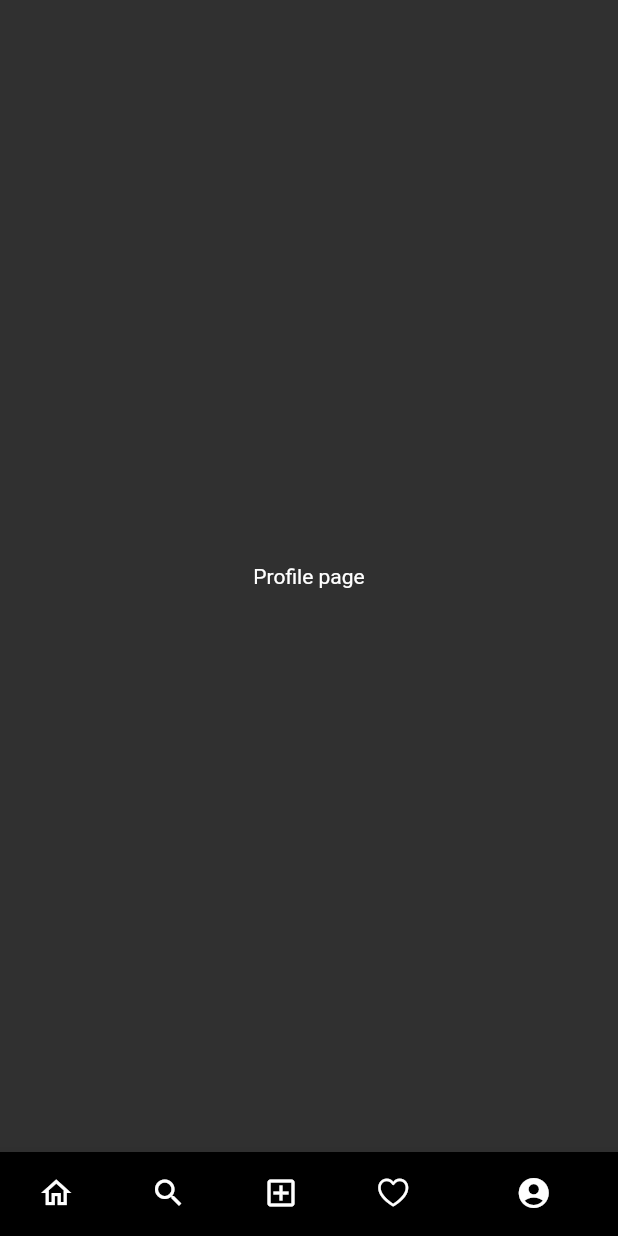
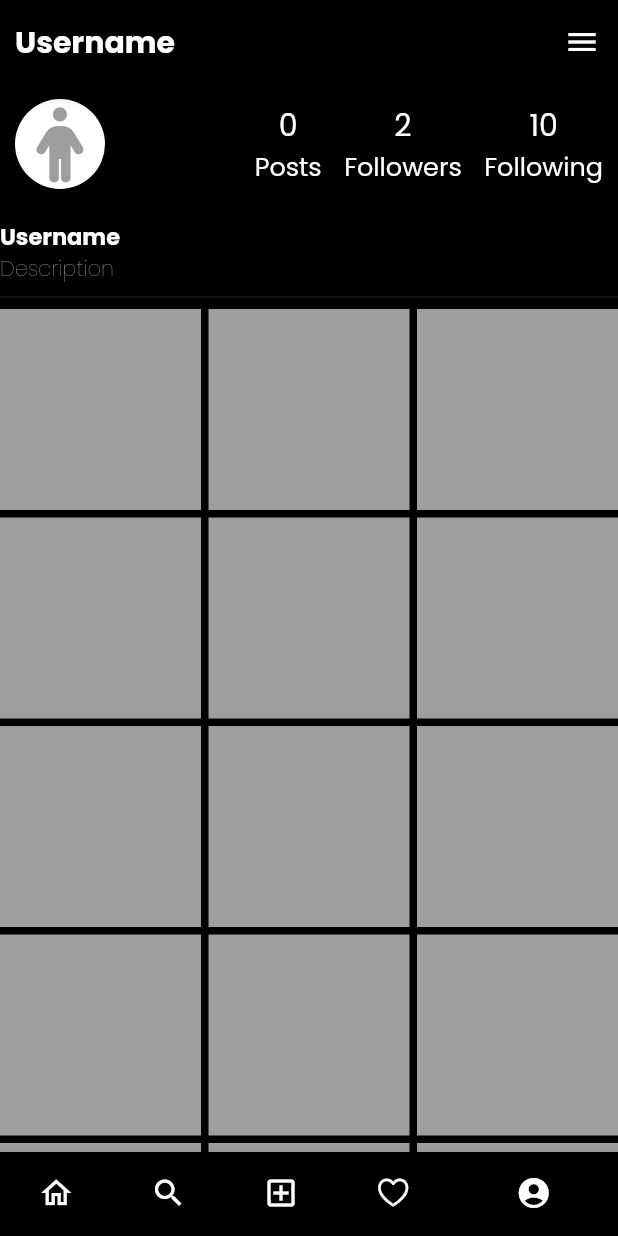
Before and after one commit to SantoshPayasi/instagram_clone, a Flutter app: the screen it shows after launch, swiped to page 5, on a phone screen of 412 x 824 dp. Run offline on Flutter 3.47's test engine with Material 2 defaults, Android fonts, the phone set to English and light mode, and no system bars; our stand-ins replace firebase_core, flutter_svg, font_awesome_flutter, google_fonts; accounts and stored records are empty.

Commit message:
profile screen and profile edit screen is completed

```diff
--- a/lib/features/presentation/pages/Profile/profile_screen.dart
+++ b/lib/features/presentation/pages/Profile/profile_screen.dart
@@ -0,0 +1,196 @@
+import 'package:flutter/material.dart';
+import 'package:font_awesome_flutter/font_awesome_flutter.dart';
+import 'package:instagram_clone/constInfo.dart';
+import 'package:instagram_clone/features/presentation/pages/Profile/profile_edit_screen.dart';
+
+class ProfileScreen extends StatelessWidget {
+  const ProfileScreen({super.key});
+
+  @override
+  Widget build(BuildContext context) {
+    return Scaffold(
+      appBar: AppBar(
+        backgroundColor: DesignColors.backgroundColor,
+        titleSpacing: 10,
+        title: Text(
+          "Username",
+          style: DesignColors.fontStyle.copyWith(fontWeight: FontWeight.bold),
+        ),
+        actions: [
+          IconButton(
+            onPressed: () {
+              _showBottomSheet(context);
+            },
+            icon: const Icon(Icons.menu),
+          )
+        ],
+      ),
+      backgroundColor: DesignColors.backgroundColor,
+      body: SafeArea(
+        child: Column(crossAxisAlignment: CrossAxisAlignment.start, children: [
+          Container(
+            padding: const EdgeInsets.symmetric(horizontal: 10, vertical: 10),
+            child: Row(
+                mainAxisAlignment: MainAxisAlignment.spaceBetween,
+                children: [
+                  const CircleAvatar(
+                    radius: 30,
+                    backgroundColor: DesignColors.primaryColor,
+                    child: Icon(
+                      FontAwesomeIcons.person,
+                      color: DesignColors.secondryColor,
+                      size: 50,
+                    ),
+                  ),
+                  Row(
+                    children: [
+                      Column(
+                        mainAxisAlignment: MainAxisAlignment.spaceBetween,
+                        crossAxisAlignment: CrossAxisAlignment.center,
+                        children: [
+                          Text(
+                            "0",
+                            style:
+                                DesignColors.fontStyle.copyWith(fontSize: 20),
+                          ),
+                          Text(
+                            "Posts",
+                            style:
+                                DesignColors.fontStyle.copyWith(fontSize: 17),
+                          )
+                        ],
+                      ),
+                      widthBox(15),
+                      Column(
+                        // Column(
+                        // Column(
+                        mainAxisAlignment: MainAxisAlignment.spaceBetween,
+                        crossAxisAlignment: CrossAxisAlignment.center,
+                        children: [
+                          Text(
+                            "2",
+                            style:
+                                DesignColors.fontStyle.copyWith(fontSize: 20),
+                          ),
+                          Text(
+                            "Followers",
+                            style:
+                                DesignColors.fontStyle.copyWith(fontSize: 17),
+                          )
+                        ],
+                      ),
+                      widthBox(15),
+                      Column(
+                        // Column(
+                        // Column(
+                        mainAxisAlignment: MainAxisAlignment.spaceBetween,
+                        crossAxisAlignment: CrossAxisAlignment.center,
+                        children: [
+                          Text(
+                            "10",
+                            style:
+                                DesignColors.fontStyle.copyWith(fontSize: 20),
+                          ),
+                          Text(
+                            "Following",
+                            style:
+                                DesignColors.fontStyle.copyWith(fontSize: 17),
+                          )
+                        ],
+                      ),
+                    ],
+                  )
+                ]),
+          ),
+          heightBox(10),
+          Text(
+            "Username",
+            style: DesignColors.fontStyle
+                .copyWith(fontWeight: FontWeight.bold, fontSize: 15),
+          ),
+          Text(
+            "Description",
+            style: DesignColors.fontStyle.copyWith(
+                fontWeight: FontWeight.w100, color: DesignColors.secondryColor),
+          ),
+          const Divider(),
+          Expanded(
+            child: GridView.builder(
+              gridDelegate: const SliverGridDelegateWithFixedCrossAxisCount(
+                  crossAxisCount: 3, mainAxisSpacing: 5, crossAxisSpacing: 5),
+              itemBuilder: (context, index) {
+                return Container(
+                  height: 100,
+                  width: 100,
+                  decoration:
+                      const BoxDecoration(color: DesignColors.secondryColor),
+                );
+              },
+              physics: const BouncingScrollPhysics(),
+              scrollDirection: Axis.vertical,
+              itemCount: 32,
+              shrinkWrap: true,
+            ),
+          ),
+        ]),
+      ),
+    );
+  }
+
+  Future<dynamic> _showBottomSheet(BuildContext context) {
+    return showModalBottomSheet(
+        context: context,
+        builder: (BuildContext context) => Container(
+              height: 150,
+              color: DesignColors.darkGreyColor,
+              child: Column(
+                  crossAxisAlignment: CrossAxisAlignment.start,
+                  mainAxisAlignment: MainAxisAlignment.spaceAround,
+                  children: [
+                    InkWell(
+                      child: Container(
+                          padding: const EdgeInsets.only(left: 10),
+                          child: Text(
+                            "More options",
+                            style: DesignColors.fontStyle.copyWith(
+                                fontWeight: FontWeight.bold, fontSize: 15),
+                          )),
+                    ),
+                    const Divider(
+                      color: DesignColors.secondryColor,
+                    ),
+                    InkWell(
+                      onTap: () {
+                        Navigator.of(context).pop();
+                        Navigator.push(
+                            context,
+                            MaterialPageRoute(
+                                builder: (context) =>
+                                    const EditProfileScreen()));
+                      },
+                      child: Container(
+                          padding: const EdgeInsets.only(left: 10),
+                          child: Text(
+                            "Edit profile",
+                            style: DesignColors.fontStyle.copyWith(
+                              fontWeight: FontWeight.w200,
+                            ),
+                          )),
+                    ),
+                    const Divider(
+                      color: DesignColors.secondryColor,
+                    ),
+                    InkWell(
+                      child: Container(
+                          padding: const EdgeInsets.only(left: 10),
+                          child: Text(
+                            "Logout",
+                            style: DesignColors.fontStyle.copyWith(
+                              fontWeight: FontWeight.w200,
+                            ),
+                          )),
+                    ),
+                  ]),
+            ));
+  }
+}
--- a/lib/features/presentation/pages/main/main_screen.dart
+++ b/lib/features/presentation/pages/main/main_screen.dart
@@ -2,6 +2,7 @@ import 'package:flutter/cupertino.dart';
 import 'package:flutter/material.dart';
 import 'package:instagram_clone/constInfo.dart';
 import 'package:instagram_clone/features/presentation/pages/Home/Home_screen.dart';
+import 'package:instagram_clone/features/presentation/pages/Profile/profile_screen.dart';
 import 'package:instagram_clone/features/presentation/pages/Search/search_screen.dart';
 
 class MainScreen extends StatefulWidget {
@@ -23,12 +24,7 @@ class _MainScreenState extends State<MainScreen> {
   void navigatedToNextPage(int value) {
     setState(() {
       index = value;
-    });
-  }
-
-  void movetoNextPage(double value) {
-    setState(() {
-      pageController.jumpTo(value);
+      pageController.jumpToPage(value);
     });
   }
 
@@ -41,6 +37,7 @@ class _MainScreenState extends State<MainScreen> {
           unselectedItemColor: DesignColors.primaryColor,
           selectedItemColor: DesignColors.primaryColor,
           backgroundColor: DesignColors.backgroundColor,
+          onTap: navigatedToNextPage,
           items: const [
             BottomNavigationBarItem(
                 icon: Icon(
@@ -78,9 +75,7 @@ class _MainScreenState extends State<MainScreen> {
           Center(
             child: Text("Liked Post page"),
           ),
-          Center(
-            child: Text("Profile page"),
-          ),
+         ProfileScreen()
         ],
       ),
     );
```
Also changed, not shown: lib/features/presentation/pages/Home/Home_screen.dart (+6 -6 lines), lib/features/presentation/pages/Profile/profile_edit_screen.dart (added, +83 -0 lines), lib/features/presentation/pages/Profile/widget/profile_edit_form_widget.dart (added, +34 -0 lines), lib/features/presentation/pages/Search/search_screen.dart (+14 -16 lines), lib/main.dart (+4 -4 lines), lib/features/presentation/pages/Search/widget/searchFieldWidget.dart (renamed from lib/features/presentation/widgets/searchFieldWidget.dart).
